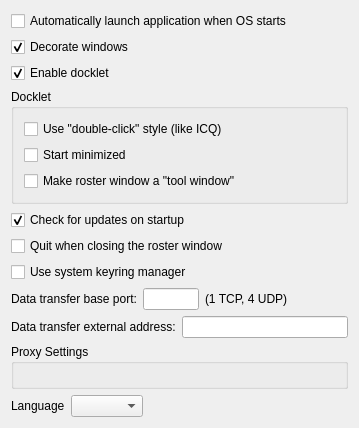
The window that src/options/opt_application.ui (psi-plus/psi-plus-snapshots) describes before a commit, drawn with Qt 5.
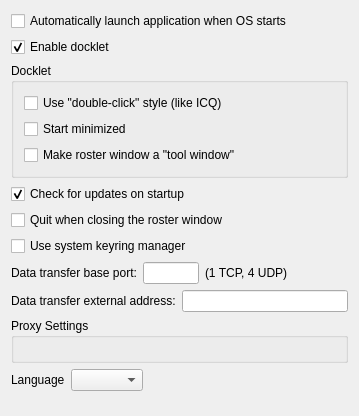
The same window after the commit.

```diff
--- a/src/options/opt_application.ui
+++ b/src/options/opt_application.ui
@@ -21,16 +21,6 @@
      </property>
     </widget>
    </item>
-   <item>
-    <widget class="QCheckBox" name="ck_winDecor" >
-     <property name="text" >
-      <string>Decorate windows</string>
-     </property>
-     <property name="checked" >
-      <bool>true</bool>
-     </property>
-    </widget>
-   </item>
    <item>
     <widget class="QCheckBox" name="ck_docklet">
      <property name="text">
```
Left out of the diff: 1 changed line with no effect on the pictures.
